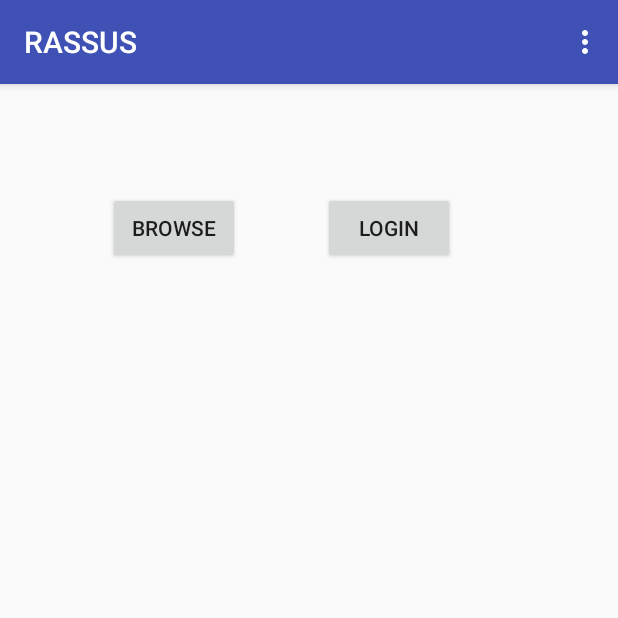
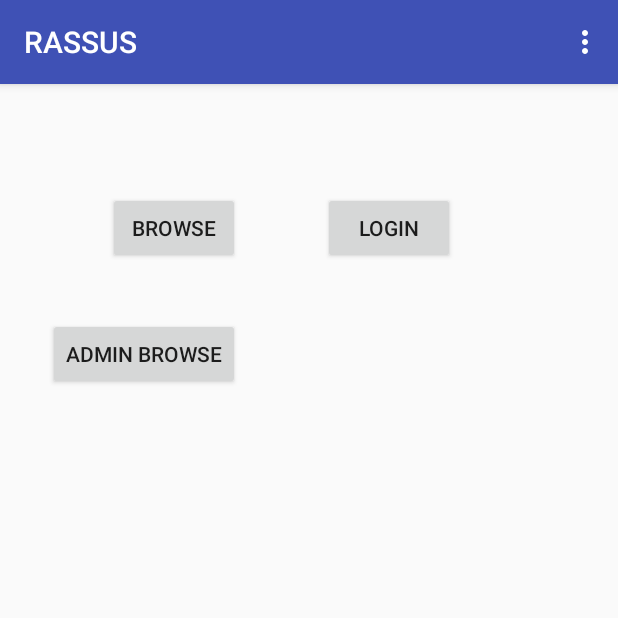
Before and after one commit to bornaivankovic/RASSUS, an Android app: the screen it shows after launch (MainActivity), on a phone screen of 412 x 824 dp, the top half of it. Run offline under Robolectric (Android 15) with nearby library versions, the phone set to English and light mode, and no system bars.

Commit message:
Dodana opcija Postanja

```diff
--- a/MyApplication/app/src/main/AndroidManifest.xml
+++ b/MyApplication/app/src/main/AndroidManifest.xml
@@ -42,6 +42,10 @@
         <activity
             android:name=".EditActivity"
             android:label="@string/edit_button"/>
+        <activity android:name=".BrowseAdminActivity"
+            android:label="@string/title_activity_browse"/>
+        <activity android:name=".PostActivity"
+            android:label="Post new project"/>
     </application>
 
 </manifest>
--- a/MyApplication/app/src/main/java/hr/fer/tel/rassus/BrowseAdminActivity.java
+++ b/MyApplication/app/src/main/java/hr/fer/tel/rassus/BrowseAdminActivity.java
@@ -27,7 +27,6 @@ public class BrowseAdminActivity extends AppCompatActivity {
                 JsonParser parser=new JsonParser(output);
                 ExpandableListView listView=(ExpandableListView) findViewById(R.id.list_view);
                 listView.setAdapter(new MyListAdapter(parser, getApplicationContext()));
-
             }
         }).execute("http://"+hostname+"/api/v0.2/projects");
     }
--- a/MyApplication/app/src/main/java/hr/fer/tel/rassus/PostActivity.java
+++ b/MyApplication/app/src/main/java/hr/fer/tel/rassus/PostActivity.java
@@ -8,6 +8,7 @@ import android.view.View;
 import android.widget.EditText;
 import android.widget.TextView;
 
+import org.json.JSONArray;
 import org.json.JSONException;
 import org.json.JSONObject;
 
@@ -44,6 +45,8 @@ public class PostActivity extends AppCompatActivity {
         String port=sharedPref.getString("port","");
         String hostname = host+":"+port;
 
+        JSONArray array = new JSONArray().put(object);
+
         String email = ((GlobalVariables) this.getApplication()).getEmail();
         String password = ((GlobalVariables) this.getApplication()).getPassword();
         PostAction postAction= (PostAction) new PostAction(new PostAction.AsyncResponse() {
@@ -51,6 +54,6 @@ public class PostActivity extends AppCompatActivity {
             public void processFinish(String output) {
                 finish();
             }
-        }).execute("http://"+hostname+"/api/v0.2/projects/", email, password, object.toString());
+        }).execute("http://"+hostname+"/api/v0.2/projects/", email, password, array.toString());
     }
 }
--- a/MyApplication/app/src/main/res/layout/activity_main.xml
+++ b/MyApplication/app/src/main/res/layout/activity_main.xml
@@ -1,5 +1,6 @@
 <?xml version="1.0" encoding="utf-8"?>
 <android.support.design.widget.CoordinatorLayout xmlns:android="http://schemas.android.com/apk/res/android"
+    xmlns:app="http://schemas.android.com/apk/res-auto"
     xmlns:tools="http://schemas.android.com/tools"
     android:layout_width="match_parent"
     android:layout_height="match_parent"
@@ -8,8 +9,8 @@
     tools:context="hr.fer.tel.rassus.MainActivity">
 
     <include layout="@layout/toolbar"></include>
-    <RelativeLayout xmlns:android="http://schemas.android.com/apk/res/android"
-        xmlns:tools="http://schemas.android.com/tools"
+
+    <RelativeLayout
         android:layout_width="match_parent"
         android:layout_height="match_parent"
         android:paddingBottom="@dimen/activity_vertical_margin"
@@ -44,5 +45,16 @@
             android:layout_alignParentLeft="true"
             android:layout_alignParentStart="true" />
 
+        <Button
+            android:text="Admin browse"
+            android:layout_width="wrap_content"
+            android:layout_height="wrap_content"
+            android:layout_below="@+id/browse_button"
+            android:layout_toLeftOf="@+id/login_button"
+            android:layout_toStartOf="@+id/login_button"
+            android:layout_marginTop="36dp"
+            android:id="@+id/button_adminbrowse"
+            android:onClick="adminbrowse"/>
+
     </RelativeLayout>
 </android.support.design.widget.CoordinatorLayout>
```
Also changed, not shown: MyApplication/app/src/main/java/hr/fer/tel/rassus/MainActivity.java (+4 -3 lines).
